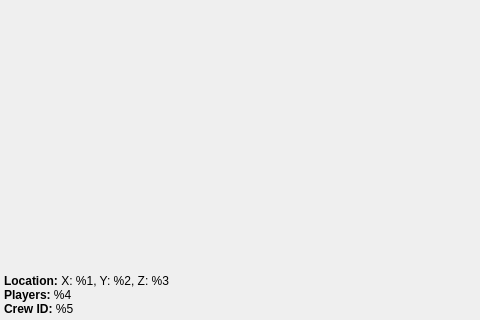
SyDevTeam/gta5view, file PictureDialog.ui: the form before one commit; both pictures show x 0 to 480 and y 216 to 536 of the 960 by 536 pixel window.
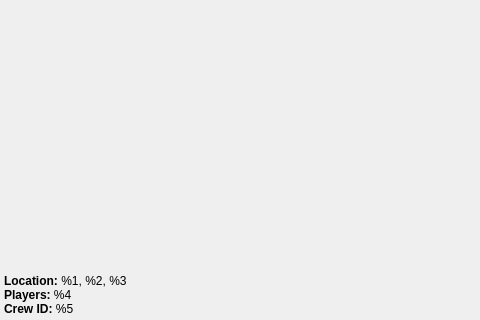
The form after the commit.

Patch:
```diff
--- a/PictureDialog.ui
+++ b/PictureDialog.ui
@@ -50,7 +50,7 @@
      <item>
       <widget class="QLabel" name="labJSON">
        <property name="text">
-        <string>&lt;span style=&quot; font-weight:600;&quot;&gt;Location:&lt;/span&gt; X: %1, Y: %2, Z: %3 &lt;br&gt;&lt;span style=&quot; font-weight:600;&quot;&gt;Players:&lt;/span&gt; %4&lt;br&gt;&lt;span style=&quot; font-weight:600;&quot;&gt;Crew ID:&lt;/span&gt; %5</string>
+        <string>&lt;span style=&quot; font-weight:600;&quot;&gt;Location: &lt;/span&gt;%1, %2, %3 &lt;br&gt;&lt;span style=&quot; font-weight:600;&quot;&gt;Players: &lt;/span&gt;%4&lt;br&gt;&lt;span style=&quot; font-weight:600;&quot;&gt;Crew ID: &lt;/span&gt;%5</string>
        </property>
       </widget>
      </item>
```
Left out of the diff: 2 changed lines with no effect on the pictures.
